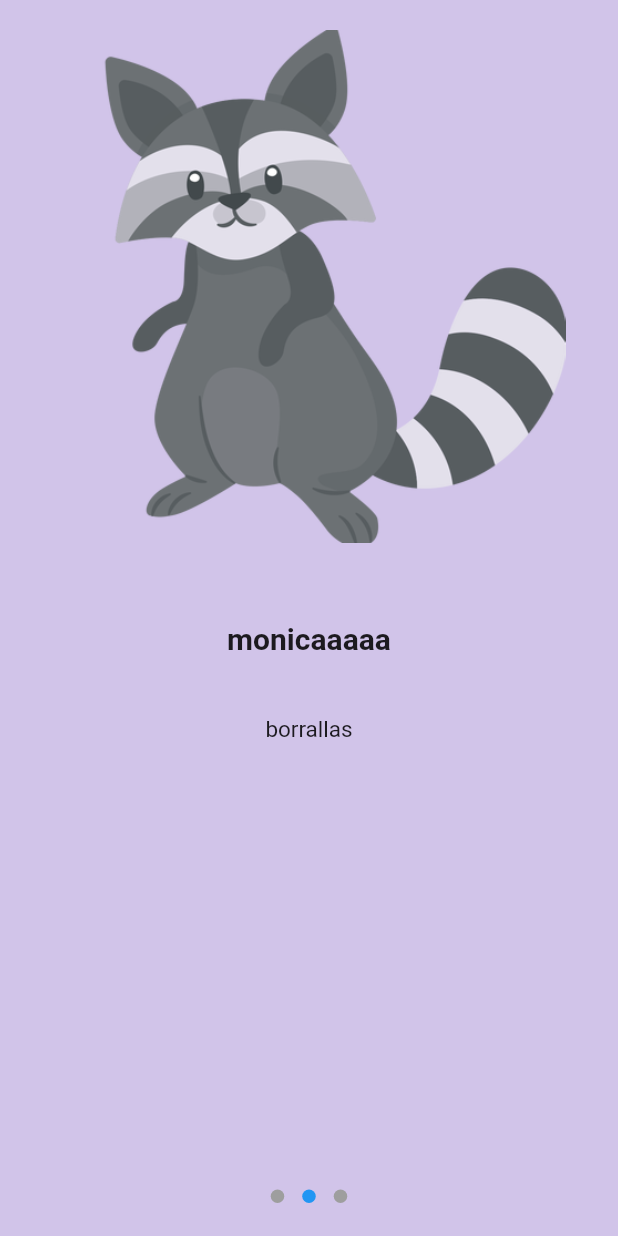
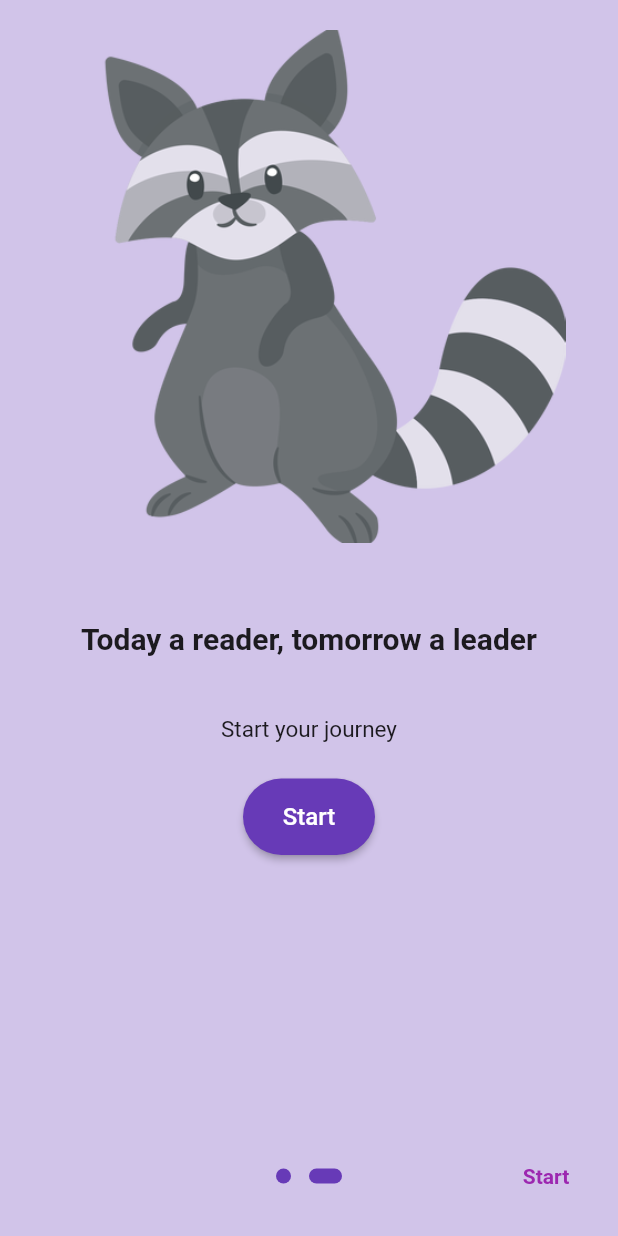
Before and after one commit to Monicabl/FlutterHomework2, a Flutter app: the screen it shows after launch, swiped to page 2, on a phone screen of 412 x 824 dp. Run offline on Flutter 3.47's test engine with Material 2 defaults, Android fonts, the phone set to English and light mode, and no system bars; drawn by our look-alikes of introduction_screen.

Commit message:
ready layouts

```diff
--- a/lib/main.dart
+++ b/lib/main.dart
@@ -4,12 +4,12 @@ import 'package:onboarding_two/page/onboarding.dart';
 void main() => runApp(MyApp());
 
 class MyApp extends StatelessWidget {
-  static final String title = 'Onboarding';
+  static final String title = 'Contador';
   @override
   Widget build(BuildContext context) => MaterialApp(
         debugShowCheckedModeBanner: false,
         title: title,
-        theme: ThemeData(primarySwatch: Colors.blue),
+        theme: ThemeData(primarySwatch: Colors.deepPurple),
         home: OnBoardingPage(),
       );
 }
--- a/lib/page/onboarding.dart
+++ b/lib/page/onboarding.dart
@@ -2,6 +2,8 @@ import 'dart:ui';
 
 import 'package:flutter/material.dart';
 import 'package:introduction_screen/introduction_screen.dart';
+import 'package:onboarding_two/page/home_page.dart';
+import 'package:onboarding_two/widget/button_widget.dart';
 
 class OnBoardingPage extends StatelessWidget {
   @override
@@ -16,22 +18,33 @@ class OnBoardingPage extends StatelessWidget {
               decoration: getPageDecoration(),
             ),
             PageViewModel(
-              title: 'monicaaaaa',
+              title: 'Today a reader, tomorrow a leader',
+              body: 'Start your journey',
+              footer: ButtonWidget(
+                text: 'Start',
+                onClicked: () => Home(context),
+              ),
               image: buildImage('assets/raccoon.png'),
-              body: 'borrallas',
-              decoration: getPageDecoration(),
-            ),
-            PageViewModel(
-              title: 'monicaaaaa',
-              image: buildImage('assets/raccoon.png'),
-              body: 'borrallas',
               decoration: getPageDecoration(),
             ),
           ],
-          done: Text('Hello'),
-          onDone: () {},
+          done: Text('Start', style: TextStyle(fontWeight: FontWeight.w600)),
+          onDone: () => Home(context),
+          showSkipButton: true,
+          skip: Text('Skip'),
+          onSkip: () => Home(context),
+          next: Icon(Icons.arrow_forward),
+          dotsDecorator: getDotDecoration(),
+          onChange: (index) => print('Page $index selected'),
+          color: Colors.purple,
+          skipFlex: 0,
+          nextFlex: 0,
         ),
       );
+  void Home(context) => Navigator.of(context).pushReplacement(
+        MaterialPageRoute(builder: (_) => HomePage()),
+      );
+
   Widget buildImage(String path) => Center(
         child: Image.asset(
           path,
@@ -44,4 +57,13 @@ class OnBoardingPage extends StatelessWidget {
         descriptionPadding: EdgeInsets.all(16).copyWith(bottom: 0),
         imagePadding: EdgeInsets.all(20),
       );
+
+  DotsDecorator getDotDecoration() => DotsDecorator(
+        color: Colors.deepPurple,
+        size: Size(10, 10),
+        activeSize: Size(22, 10),
+        activeShape: RoundedRectangleBorder(
+          borderRadius: BorderRadius.circular(24),
+        ),
+      );
 }
--- /dev/null
+++ b/lib/widget/button_widget.dart
@@ -0,0 +1,24 @@
+import 'package:flutter/material.dart';
+
+class ButtonWidget extends StatelessWidget {
+  final String text;
+  final VoidCallback onClicked;
+
+  const ButtonWidget({
+    Key? key,
+    required this.text,
+    required this.onClicked,
+  }) : super(key: key);
+
+  @override
+  Widget build(BuildContext context) => RaisedButton(
+        onPressed: onClicked,
+        color: Theme.of(context).primaryColor,
+        shape: StadiumBorder(),
+        padding: EdgeInsets.symmetric(horizontal: 20, vertical: 16),
+        child: Text(
+          text,
+          style: TextStyle(color: Colors.white, fontSize: 16),
+        ),
+      );
+}
```
Also changed, not shown: lib/page/home_page.dart (added, +76 -0 lines), lib/widget/prueba.dart (added).
